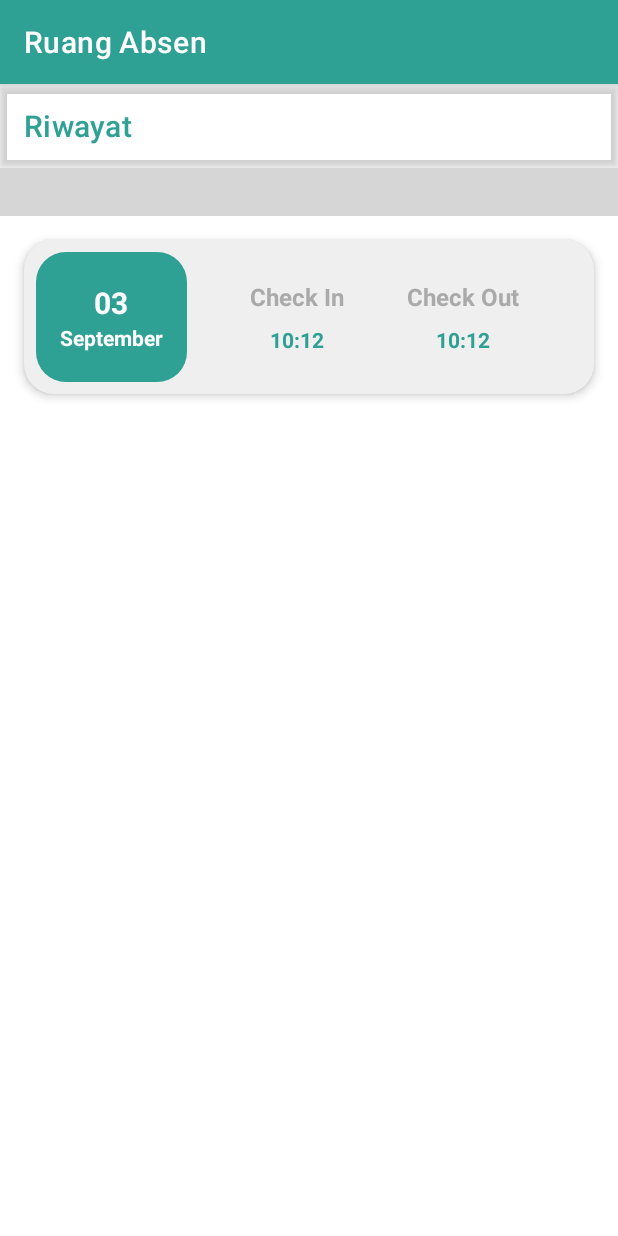
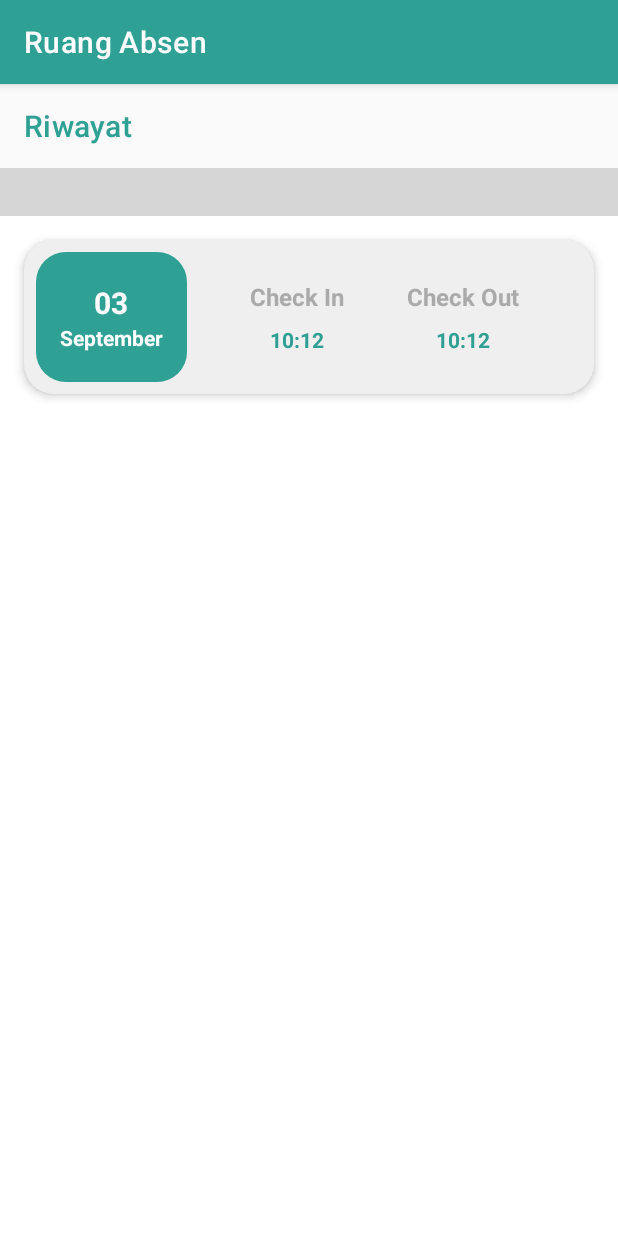
Before and after one commit to RizkySatrya/RuangAbsen_Frontend, an Android app: the fragment HistoryFragment shown on its own in the app's theme, on a phone screen of 412 x 824 dp. Run offline under Robolectric (Android 15) with nearby library versions, the phone set to English and light mode, and no system bars; plain views replace CalendarView; grey boxes are pictures that could not be loaded.

Commit message:
membuat fragment history

```diff
--- a/app/src/main/res/layout/fragment_history.xml
+++ b/app/src/main/res/layout/fragment_history.xml
@@ -19,8 +19,8 @@
                 android:id="@+id/appbar_history"
                 android:layout_width="match_parent"
                 android:layout_height="wrap_content"
-                android:background="@android:color/transparent"
-                android:elevation="0dp"
+                android:background="@color/background"
+                app:elevation="0dp"
                 app:layout_constraintTop_toTopOf="parent">
 
                 <androidx.appcompat.widget.Toolbar
@@ -29,7 +29,7 @@
                     android:layout_height="wrap_content"
                     app:title="@string/history"
                     app:titleTextColor="@color/colorPrimary"
-                    app:elevation="0dp"/>
+                    android:elevation="0dp"/>
 
             </com.google.android.material.appbar.AppBarLayout>
 
```
